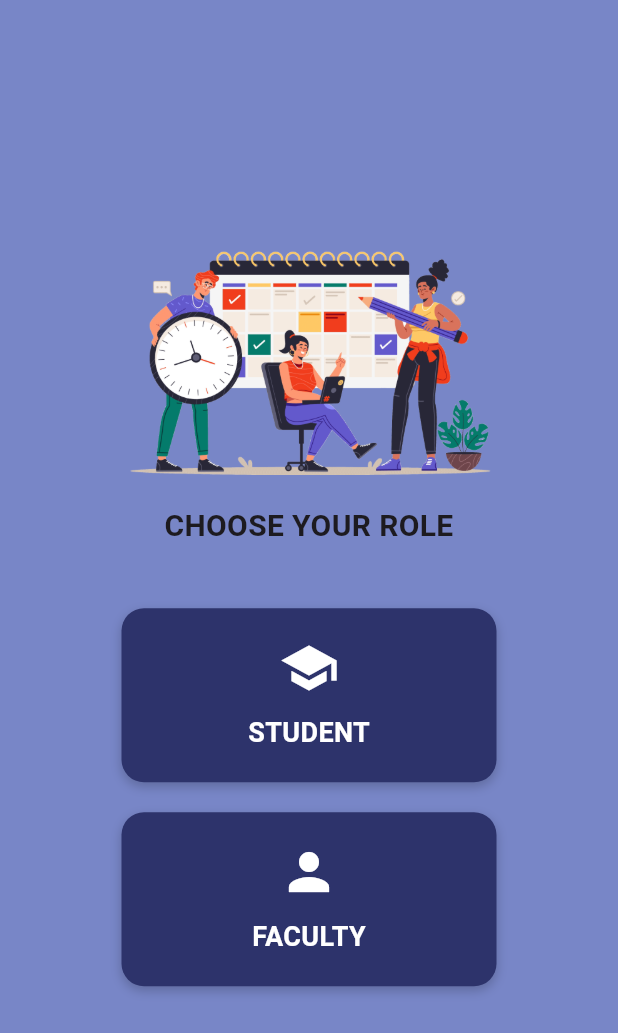
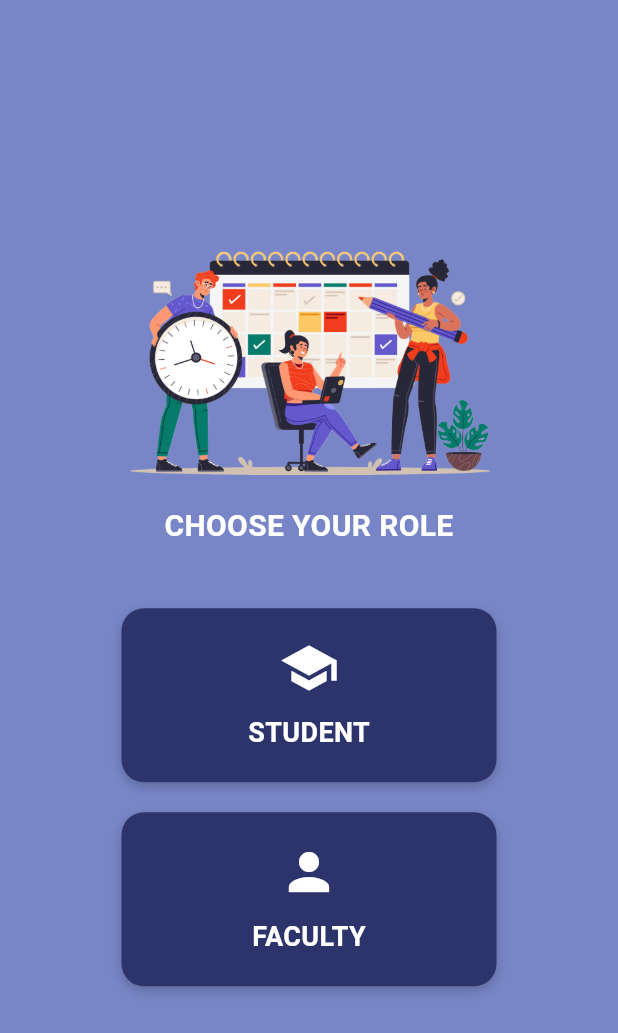
Before and after one commit to MVigneshayyanar/camsvirtusa, a Flutter app: the screen it shows after launch, on a phone screen of 412 x 824 dp. Shown: the top 1033 px of the screen. Run offline on Flutter 3.47's test engine with Material 3 defaults, Android fonts, the phone set to English and light mode, and no system bars; our stand-ins replace cloud_firestore, firebase_core; accounts and stored records are empty.

Commit message:
Color updated

```diff
--- a/lib/Faculty/facultyDashboard.dart
+++ b/lib/Faculty/facultyDashboard.dart
@@ -8,9 +8,9 @@ class FacultyDashboard extends StatelessWidget {
   @override
   Widget build(BuildContext context) {
     return Scaffold(
-      backgroundColor: const Color(0xFF76C7C0),
+      backgroundColor: const Color(0xFF7886C7),
       appBar: AppBar(
-        backgroundColor: const Color(0xFF2A7F77),
+        backgroundColor: const Color(0xFF2D336B),
         title: const Text("faculty Dashboard"),
       ),
       body: Center(
--- a/lib/Startup/DashboardCard.dart
+++ b/lib/Startup/DashboardCard.dart
@@ -15,7 +15,7 @@ class DashboardCard extends StatelessWidget {
         margin: EdgeInsets.symmetric(vertical: 10),
         padding: EdgeInsets.all(20),
         decoration: BoxDecoration(
-          color: Color(0xFF2A7F77),
+          color: Color(0xFF2D336B),
           borderRadius: BorderRadius.circular(12),
           boxShadow: [BoxShadow(color: Colors.black26, blurRadius: 6, offset: Offset(0, 2))],
         ),
--- a/lib/Startup/roleSelection.dart
+++ b/lib/Startup/roleSelection.dart
@@ -21,9 +21,14 @@ class RoleSelectionScreen extends StatelessWidget {
               const SizedBox(height: 20),
               const Text(
                 "CHOOSE YOUR ROLE",
-                style: TextStyle(fontSize: 20, fontWeight: FontWeight.bold),
+                style: TextStyle(
+                  fontSize: 20,
+                  fontWeight: FontWeight.bold,
+                  color: Color(0xFFFFFFFF), // Custom color
+                ),
                 textAlign: TextAlign.center,
               ),
+
               const SizedBox(height: 40),
               RoleButton(
                 icon: Icons.school,
--- a/lib/Startup/routes.dart
+++ b/lib/Startup/routes.dart
@@ -80,7 +80,7 @@ class AppRoutes {
     return PageRouteBuilder(
       settings: settings,
       pageBuilder: (context, animation, secondaryAnimation) => Scaffold(
-        backgroundColor: const Color(0xFF76C7C0),
+        backgroundColor: const Color(0xFF7886C7),
         body: Center(
           child: Text(
             message,
--- a/lib/Startup/splashScreen.dart
+++ b/lib/Startup/splashScreen.dart
@@ -21,7 +21,7 @@ class _SplashScreenState extends State<SplashScreen> {
   @override
   Widget build(BuildContext context) {
     return Scaffold(
-      backgroundColor: const Color(0xFF76C7C0), // Light teal background
+      backgroundColor: const Color(0xFFA9B5DF), // Light teal background
       body: Center(
         child: ClipRRect(
           borderRadius: BorderRadius.circular(15), // Apply border radius
--- a/lib/Student/studentDashboard.dart
+++ b/lib/Student/studentDashboard.dart
@@ -60,7 +60,7 @@ class _StudentDashboardState extends State<StudentDashboard> {
   Widget _buildDashboardButton(String label, IconData icon, Function() onTap) {
     return ElevatedButton.icon(
       style: ElevatedButton.styleFrom(
-        backgroundColor: const Color(0xFF2A7F77),
+        backgroundColor: const Color(0xFF2D336B),
         foregroundColor: Colors.white,
         padding: const EdgeInsets.symmetric(vertical: 15, horizontal: 20),
       ),
@@ -73,9 +73,9 @@ class _StudentDashboardState extends State<StudentDashboard> {
   @override
   Widget build(BuildContext context) {
     return Scaffold(
-      backgroundColor: const Color(0xFF76C7C0),
+      backgroundColor: const Color(0xFF7886C7),
       appBar: AppBar(
-        backgroundColor: const Color(0xFF2A7F77),
+        backgroundColor: const Color(0xFF2D336B),
         title: const Text("Student Dashboard"),
       ),
       body: _isLoading
```
